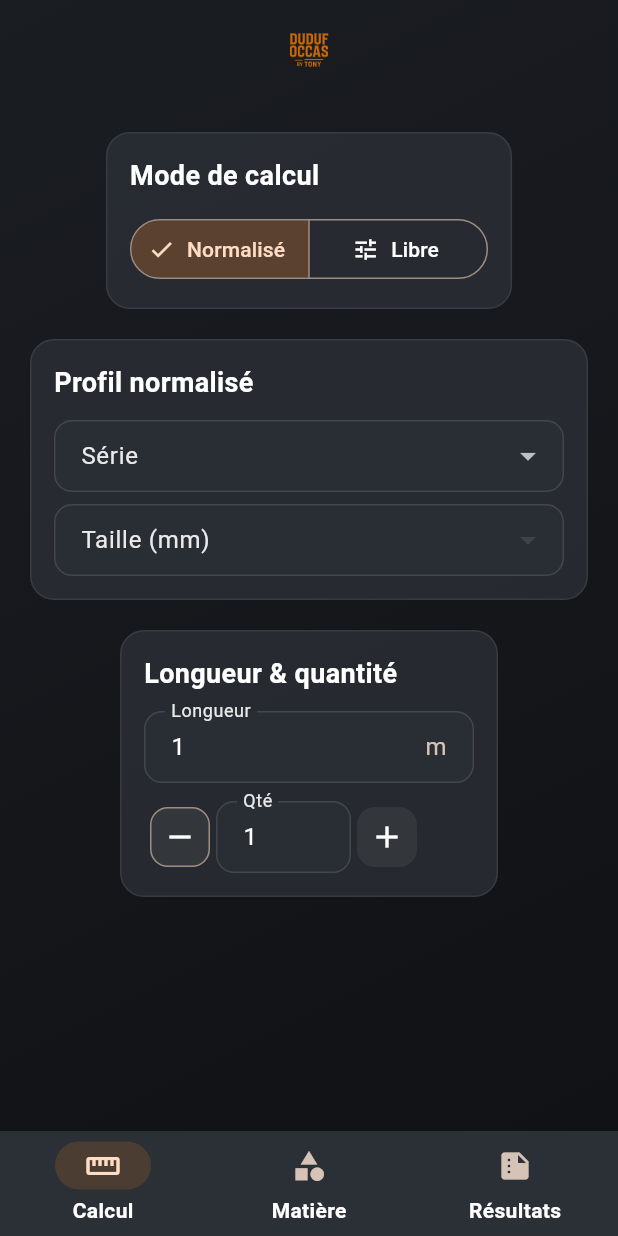
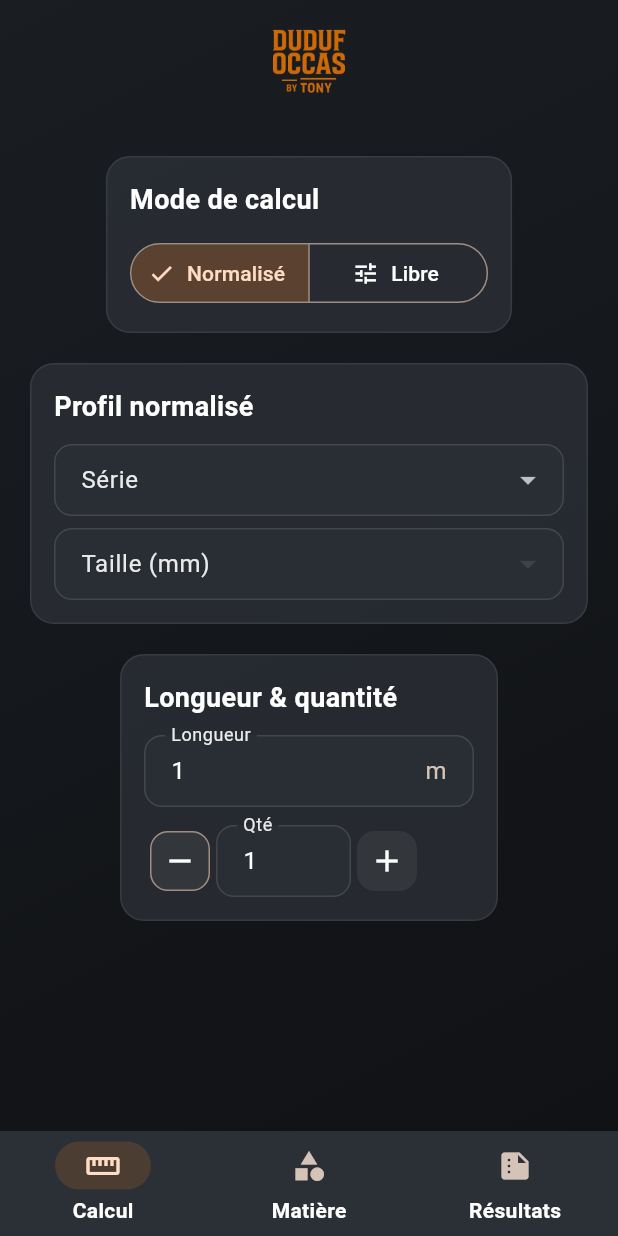
Before and after one commit to arkmy-duduf/duduf-pro-v1, a Flutter app: the screen it shows after launch, on a phone screen of 412 x 824 dp. Run offline on Flutter 3.47's test engine with Material 3 defaults, Android fonts, the light colour scheme and no system bars.

Commit message:
ui: logo AppBar plus grand

```diff
--- a/lib/main.dart
+++ b/lib/main.dart
@@ -328,10 +328,10 @@ class _DudufHomePageState extends State<DudufHomePage> {
       child: Scaffold(
         backgroundColor: Colors.transparent,
         appBar: AppBar(
-          toolbarHeight: 68,
+          toolbarHeight: 84,
           title: Image.asset(
             'assets/logo.png',
-            height: 34,
+            height: 64,
             fit: BoxFit.contain,
           ),
           centerTitle: true,
```
